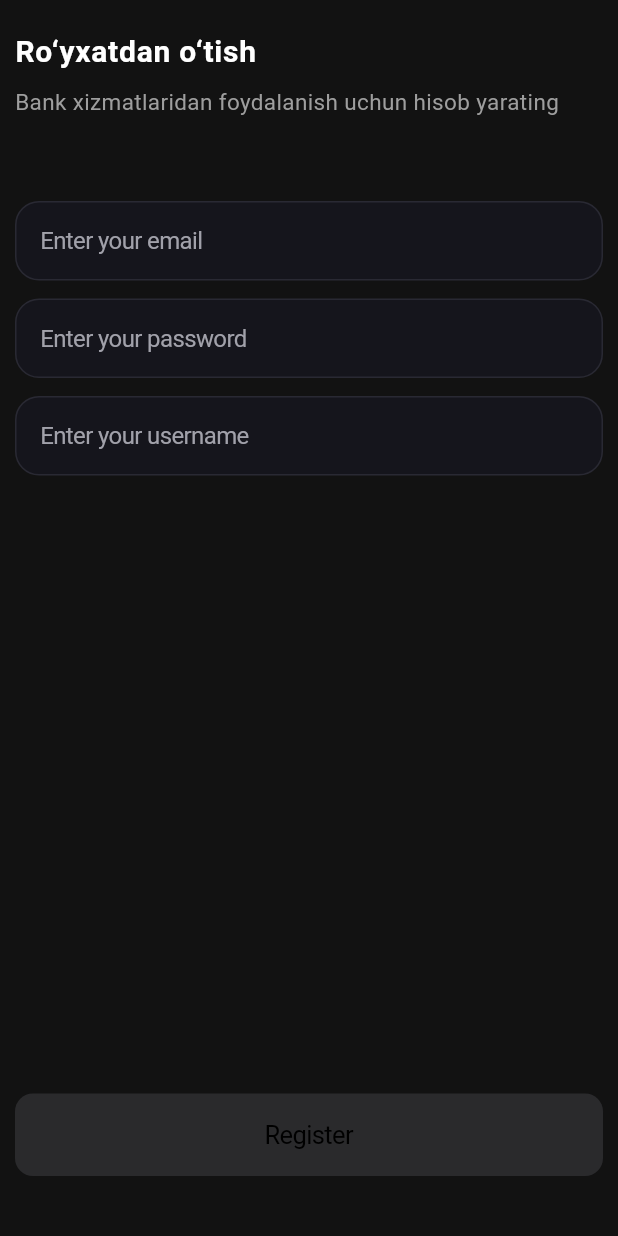
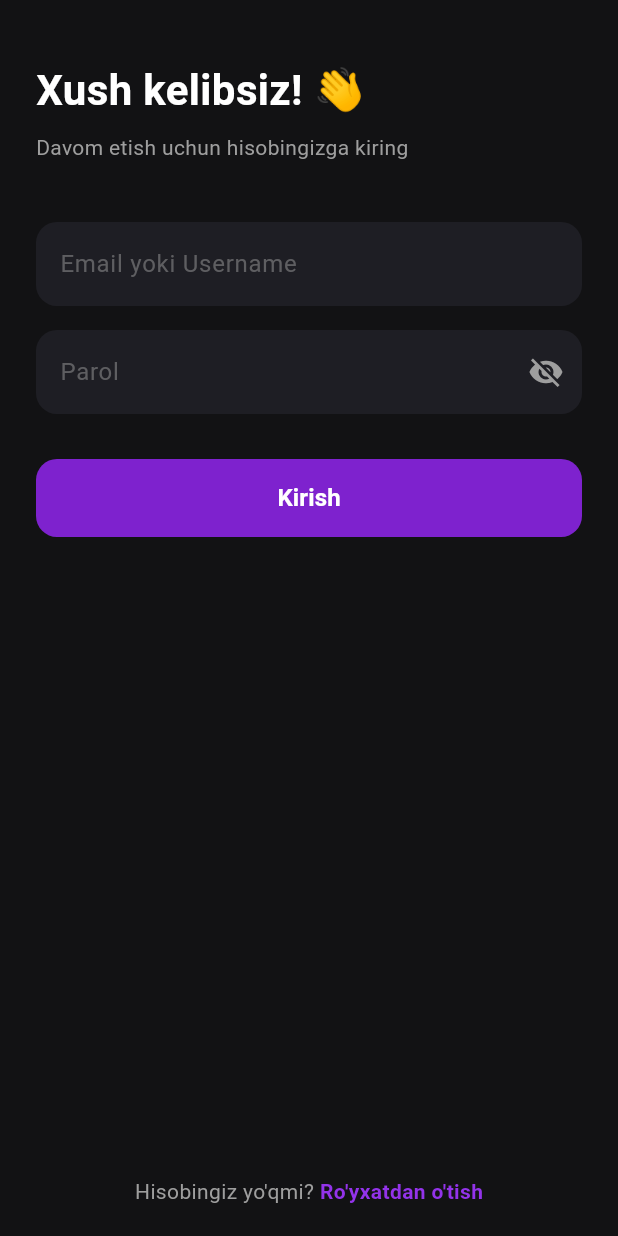
Before and after one commit to Xojiakbar-09/bank, a Flutter app: the screen it shows after launch, on a phone screen of 412 x 824 dp. Run offline on Flutter 3.47's test engine with Material 3 defaults, Android fonts, the phone set to English and light mode, and no system bars; our stand-ins replace flutter_bloc, flutter_secure_storage, get_storage; missing offline and left inert: http_interceptor, u_credit_card.

Commit message:
sign in , log out, va token avto almashtirish qoshildi

```diff
--- a/lib/main.dart
+++ b/lib/main.dart
@@ -1,39 +1,42 @@
 import 'package:bank_card/presentation/cubit/register_cubit.dart';
 import 'package:bank_card/provider/homeprovider.dart';
 import 'package:bank_card/provider/pincodeprovider.dart';
-import 'package:bank_card/screens/pinkod.dart'; // PinCodeScreen faylingiz importi
-import 'package:bank_card/screens/regiter.dart';
+import 'package:bank_card/screens/pinkod.dart';
+import 'package:bank_card/screens/sign_in.dart';
 import 'package:flutter/material.dart';
+import 'package:flutter_secure_storage/flutter_secure_storage.dart';
 import 'package:get_storage/get_storage.dart';
 import 'package:provider/provider.dart';
 import 'package:flutter_bloc/flutter_bloc.dart';
 
 void main() async {
   WidgetsFlutterBinding.ensureInitialized();
+
   await GetStorage.init();
 
-  // GetStorage'dan token bor-yo'qligini tekshiramiz
-  final box = GetStorage();
-  final String? token = box.read('token');
+  final token = await FlutterSecureStorage().read(key: "jwt");
+
+  // 2. Token bo'lmasa Register o'rniga LoginScreen ochiladi
+  final Widget initialScreen = (token != null && token.isNotEmpty)
+      ? PinCodeScreen()
+      : LoginScreen();
 
   runApp(
     MultiProvider(
-
-      // Barcha ChangeNotifier larni shu yerga qo'yamiz
       providers: [
         ChangeNotifierProvider(create: (_) => PinProvider()),
         ChangeNotifierProvider(create: (_) => Homeprovider()),
-        // Cubit'larni ham MultiProvider ichiga shunday qo'shish mumkin:
         BlocProvider(create: (_) => RegisterCubit()),
       ],
-      child: MyApp(isLoggedIn: token != null),
+      child: MyApp(initialScreen: initialScreen),
     ),
   );
 }
 
 class MyApp extends StatelessWidget {
-  final bool isLoggedIn;
-  const MyApp({super.key, required this.isLoggedIn});
+  final Widget initialScreen;
+
+  const MyApp({super.key, required this.initialScreen});
 
   @override
   Widget build(BuildContext context) {
@@ -41,8 +44,7 @@ class MyApp extends StatelessWidget {
       debugShowCheckedModeBanner: false,
       title: 'Flutter Demo',
       theme: ThemeData(colorScheme: const ColorScheme.dark(primary: Colors.black)),
-      // Token bo'lsa PinCodeScreen, bo'lmasa Register sahifasi ochiladi
-      home: isLoggedIn ? const PinCodeScreen() : const Register(),
+      home: initialScreen,
     );
   }
 }
--- a/lib/screens/homepage.dart
+++ b/lib/screens/homepage.dart
@@ -3,6 +3,7 @@ import 'package:bank_card/provider/homeprovider.dart';
 import 'package:bank_card/screens/tarix.dart';
 import 'package:bank_card/widget/circlor.dart';
 import 'package:bank_card/widget/listview.dart';
+import 'package:bank_card/widget/logout.dart';
 import 'package:flutter/material.dart';
 import 'package:provider/provider.dart';
 
@@ -35,7 +36,7 @@ class Homepage extends StatelessWidget {
                 child: Column(
                   children: [
                     SizedBox(height: 10),
-                    Homewiev(),
+                    HomeView(),
                     SizedBox(height: 30),
                     SizedBox(
                       height: 80,
@@ -75,8 +76,9 @@ class Homepage extends StatelessWidget {
                           Navigator.push(
                             context,
                             MaterialPageRoute(builder: (context) => Tarix()),
-
                           );
+                        } else if (index == home.icons.length - 1) {
+                          showLogoutBottomSheet(context);
                         }
                       },
                     );
--- a/lib/screens/pinkod.dart
+++ b/lib/screens/pinkod.dart
@@ -18,6 +18,8 @@ class PinCodeScreen extends StatelessWidget {
       MaterialPageRoute(builder: (context) => const Homepage()),
     );
   }
+
+
 
   @override
   Widget build(BuildContext context) {
--- a/lib/screens/regiter.dart
+++ b/lib/screens/regiter.dart
@@ -2,6 +2,7 @@ import 'package:bank_card/core/utils/checkcontroller.dart';
 import 'package:bank_card/presentation/cubit/register_cubit.dart';
 import 'package:bank_card/presentation/cubit/register_stet.dart';
 import 'package:bank_card/screens/pinkod.dart';
+import 'package:bank_card/screens/sign_in.dart';
 import 'package:bank_card/widget/snekbar.dart';
 import 'package:bank_card/widget/vustomtext.dart';
 import 'package:flutter/cupertino.dart';
@@ -46,7 +47,7 @@ class _RegisterState extends State<Register> {
           if (state.status == RegisterStatus.authentificate) {
             Navigator.pushReplacement(
               context,
-              MaterialPageRoute(builder: (context) => PinCodeScreen()),
+              MaterialPageRoute(builder: (context) => LoginScreen()),
             );
           } else if (state.status == RegisterStatus.failure) {
             showTopSnackBar(
--- /dev/null
+++ b/lib/screens/sign_in.dart
@@ -0,0 +1,206 @@
+import 'package:bank_card/repository/auth_repository.dart';
+import 'package:bank_card/screens/pinkod.dart'; // Kirgandan keyin ochiladigan ekran
+import 'package:bank_card/screens/regiter.dart'; // Ro'yxatdan o'tish ekrani
+import 'package:bank_card/widget/snekbar.dart';
+import 'package:flutter/material.dart';
+
+class LoginScreen extends StatefulWidget {
+  const LoginScreen({super.key});
+
+  @override
+  State<LoginScreen> createState() => _LoginScreenState();
+}
+
+class _LoginScreenState extends State<LoginScreen> {
+  final _identifierController = TextEditingController();
+  final _passwordController = TextEditingController();
+  bool _isLoading = false;
+  bool _obscurePassword = true;
+
+  void _handleLogin() async {
+    if (_identifierController.text.isEmpty ||
+        _passwordController.text.isEmpty) {
+      showTopSnackBar(context, "Barcha maydonlarni to'ldiring");
+      return;
+    }
+
+    setState(() => _isLoading = true);
+
+    try {
+      await AuthRepository.login(
+        identifier: _identifierController.text.trim(),
+        password: _passwordController.text.trim(),
+      );
+
+      if (mounted) {
+        // Muvaffaqiyatli kirgach, PinCodeScreen yoki Home'ga o'tish
+        Navigator.pushAndRemoveUntil(
+          context,
+          MaterialPageRoute(builder: (context) => PinCodeScreen()),
+          (route) => false,
+        );
+      }
+    } catch (e) {
+      if (mounted) {
+        showTopSnackBar(
+          context,
+          "Xatolik: ${e.toString().replaceAll('HttpException: ', '')}",
+        );
+        print("Xatolik: ${e.toString().replaceAll('HttpException: ', '')}");
+      }
+    } finally {
+      if (mounted) setState(() => _isLoading = false);
+    }
+  }
+
+  @override
+  Widget build(BuildContext context) {
+    return Scaffold(
+      backgroundColor: const Color(0xFF121214), // Uzum uslubidagi to'q fon
+      body: SafeArea(
+        child: Padding(
+          padding: const EdgeInsets.symmetric(horizontal: 24.0),
+          child: Column(
+            crossAxisAlignment: CrossAxisAlignment.start,
+            children: [
+              const SizedBox(height: 40),
+              // Orqaga qaytish yoki logotip o'rniga minimal sarlavha
+              const Text(
+                "Xush kelibsiz! 👋",
+                style: TextStyle(
+                  color: Colors.white,
+                  fontSize: 28,
+                  fontWeight: FontWeight.bold,
+                ),
+              ),
+              const SizedBox(height: 8),
+              const Text(
+                "Davom etish uchun hisobingizga kiring",
+                style: TextStyle(color: Colors.grey, fontSize: 14),
+              ),
+              const SizedBox(height: 40),
+
+              // Email yoki Username maydoni
+              TextField(
+                controller: _identifierController,
+                style: const TextStyle(color: Colors.white),
+                decoration: InputDecoration(
+                  hintText: "Email yoki Username",
+                  hintStyle: TextStyle(color: Colors.grey.withOpacity(0.5)),
+                  filled: true,
+                  fillColor: const Color(0xFF1E1E24),
+                  border: OutlineInputBorder(
+                    borderRadius: BorderRadius.circular(14),
+                    borderSide: BorderSide.none,
+                  ),
+                  focusedBorder: OutlineInputBorder(
+                    borderRadius: BorderRadius.circular(14),
+                    borderSide: const BorderSide(
+                      color: Color(0xFF7E22CE),
+                      width: 1.5,
+                    ),
+                  ),
+                ),
+              ),
+              const SizedBox(height: 16),
+
+              // Parol maydoni
+              TextField(
+                controller: _passwordController,
+                obscureText: _obscurePassword,
+                style: const TextStyle(color: Colors.white),
+                decoration: InputDecoration(
+                  hintText: "Parol",
+                  hintStyle: TextStyle(color: Colors.grey.withOpacity(0.5)),
+                  filled: true,
+                  fillColor: const Color(0xFF1E1E24),
+                  border: OutlineInputBorder(
+                    borderRadius: BorderRadius.circular(14),
+                    borderSide: BorderSide.none,
+                  ),
+                  focusedBorder: OutlineInputBorder(
+                    borderRadius: BorderRadius.circular(14),
+                    borderSide: const BorderSide(
+                      color: Color(0xFF7E22CE),
+                      width: 1.5,
+                    ),
+                  ),
+                  suffixIcon: IconButton(
+                    icon: Icon(
+                      _obscurePassword
+                          ? Icons.visibility_off
+                          : Icons.visibility,
+                      color: Colors.grey,
+                    ),
+                    onPressed: () {
+                      setState(() => _obscurePassword = !_obscurePassword);
+                    },
+                  ),
+                ),
+              ),
+              const SizedBox(height: 30),
+
+              // Kirish tugmasi (Binafsha rang - Uzum style)
+              SizedBox(
+                width: double.infinity,
+                height: 52,
+                child: ElevatedButton(
+                  style: ElevatedButton.styleFrom(
+                    backgroundColor: const Color(0xFF7E22CE),
+                    shape: RoundedRectangleBorder(
+                      borderRadius: BorderRadius.circular(14),
+                    ),
+                    elevation: 0,
+                  ),
+                  onPressed: _isLoading ? null : _handleLogin,
+                  child: _isLoading
+                      ? CircularProgressIndicator(
+                        color: Colors.white,
+                        strokeWidth: 2,
+                      )
+                      : const Text(
+                          "Kirish",
+                          style: TextStyle(
+                            color: Colors.white,
+                            fontSize: 16,
+                            fontWeight: FontWeight.w600,
+                          ),
+                        ),
+                ),
+              ),
+
+              const Spacer(),
+
+              // Ro'yxatdan o'tish sahifasiga o'tish havolasi
+              Row(
+                mainAxisAlignment: MainAxisAlignment.center,
+                children: [
+                  const Text(
+                    "Hisobingiz yo'qmi? ",
+                    style: TextStyle(color: Colors.grey),
+                  ),
+                  GestureDetector(
+                    onTap: () {
+                      Navigator.pushReplacement(
+                        context,
+                        MaterialPageRoute(builder: (context) => Register()),
+                      );
+                    },
+                    child: const Text(
+                      "Ro'yxatdan o'tish",
+                      style: TextStyle(
+                        color: Color(0xFF9333EA),
+                        fontWeight: FontWeight.bold,
+                      ),
+                    ),
+                  ),
+                ],
+              ),
+              const SizedBox(height: 20),
+            ],
+          ),
+        ),
+      ),
+    );
+  }
+}
--- a/pubspec.yaml
+++ b/pubspec.yaml
@@ -16,6 +16,8 @@ dependencies:
   http: ^1.6.0
   get_storage: ^2.1.1
   flutter_bloc: ^9.1.1
+  flutter_secure_storage: ^11.2.0
+  http_interceptor: ^3.0.0
 
 dev_dependencies:
   flutter_test:
```
Also changed, not shown: lib/core/service/aposervice.dart (added, +46 -0 lines), lib/presentation/homewiev.dart (+43 -17 lines), lib/repository/auth_repository.dart (+71 -10 lines), lib/repository/home_repository.dart (+21 -13 lines), lib/widget/logout.dart (added, +138 -0 lines), pubspec.lock, 5 other files.
